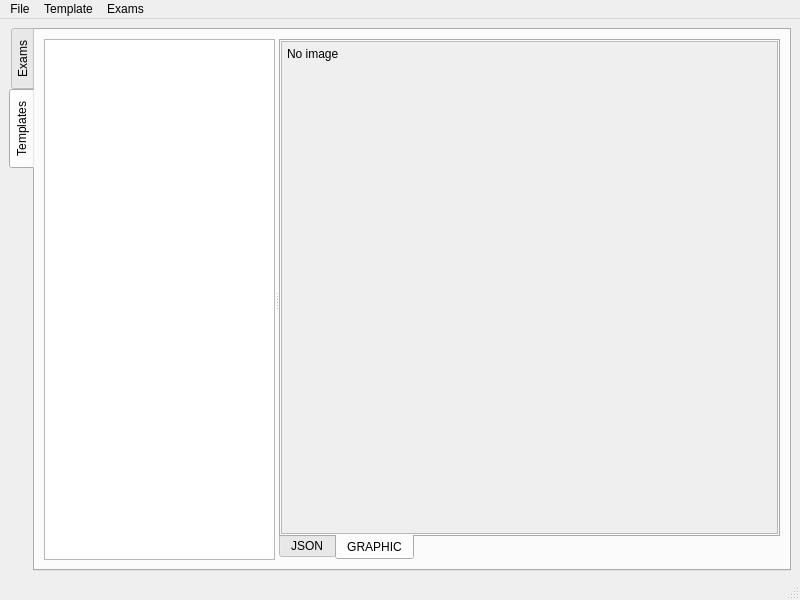
Qt form aer/views/mainwindow.ui (GandalfM/automatic-exams-reader) before a commit.
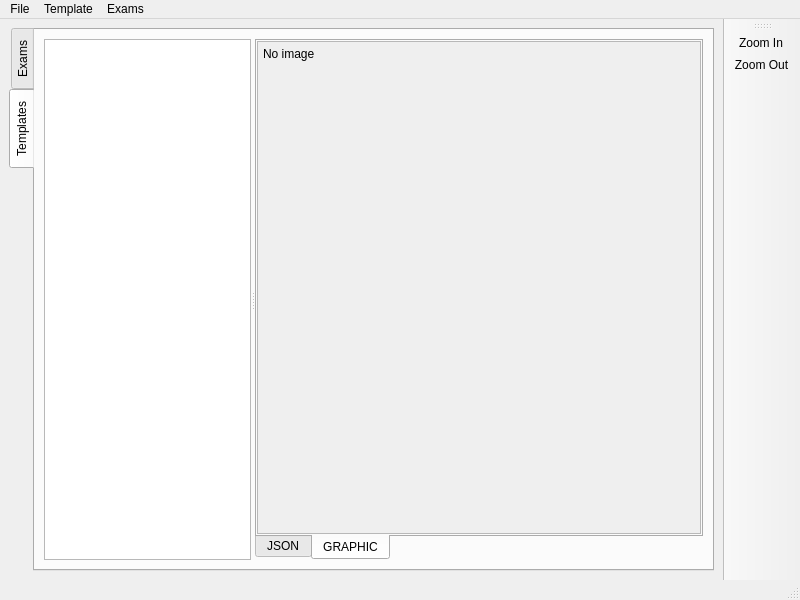
The same form after that commit. The open tabs and pages were chosen to show the change.

The edit to the form file:
```diff
--- a/aer/views/mainwindow.ui
+++ b/aer/views/mainwindow.ui
@@ -219,8 +219,8 @@
                  <rect>
                   <x>0</x>
                   <y>0</y>
-                  <width>272</width>
-                  <height>209</height>
+                  <width>429</width>
+                  <height>474</height>
                  </rect>
                 </property>
                 <property name="sizePolicy">
@@ -236,7 +236,7 @@
                  <item>
                   <widget class="QLabel" name="templateViewLabel">
                    <property name="sizePolicy">
-                    <sizepolicy hsizetype="Preferred" vsizetype="Preferred">
+                    <sizepolicy hsizetype="Expanding" vsizetype="Expanding">
                      <horstretch>0</horstretch>
                      <verstretch>0</verstretch>
                     </sizepolicy>
@@ -312,6 +312,19 @@
     </size>
    </property>
   </widget>
+  <widget class="QToolBar" name="toolBar">
+   <property name="windowTitle">
+    <string>toolBar</string>
+   </property>
+   <attribute name="toolBarArea">
+    <enum>RightToolBarArea</enum>
+   </attribute>
+   <attribute name="toolBarBreak">
+    <bool>false</bool>
+   </attribute>
+   <addaction name="actionZoomIn"/>
+   <addaction name="actionZoomOut"/>
+  </widget>
   <action name="actionFileExit">
    <property name="text">
     <string>Quit</string>
@@ -333,6 +346,22 @@
     <string>Import</string>
    </property>
   </action>
+  <action name="actionZoomIn">
+   <property name="text">
+    <string>Zoom In</string>
+   </property>
+   <property name="shortcut">
+    <string>Ctrl++</string>
+   </property>
+  </action>
+  <action name="actionZoomOut">
+   <property name="text">
+    <string>Zoom Out</string>
+   </property>
+   <property name="shortcut">
+    <string>Ctrl+-</string>
+   </property>
+  </action>
  </widget>
  <resources/>
  <connections>
```
Left out of the diff: 14 changed lines with no effect on the pictures.
